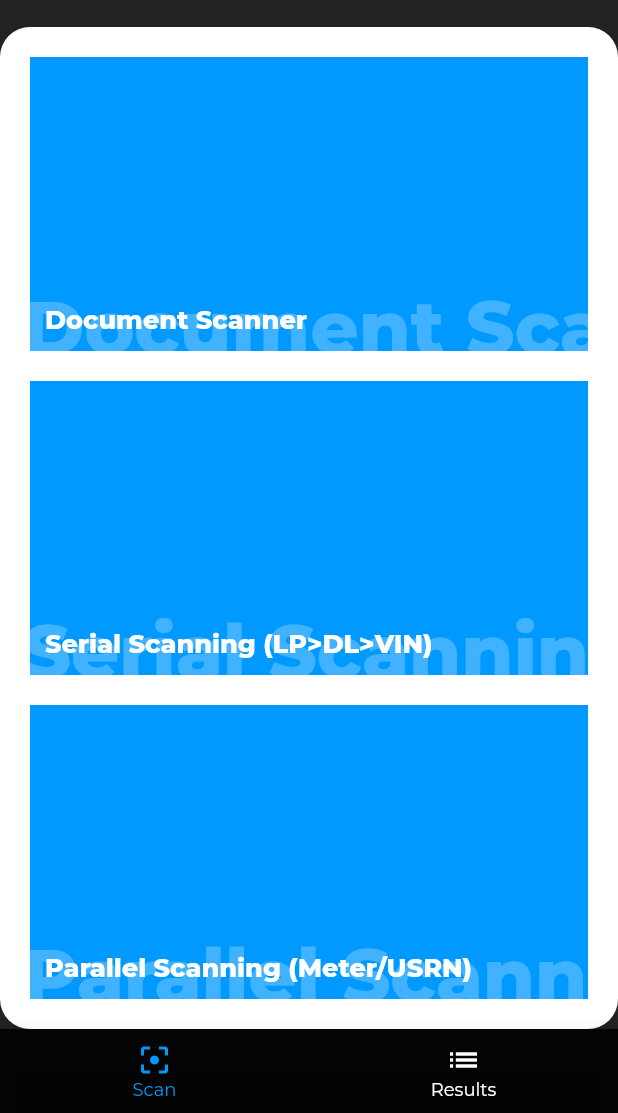
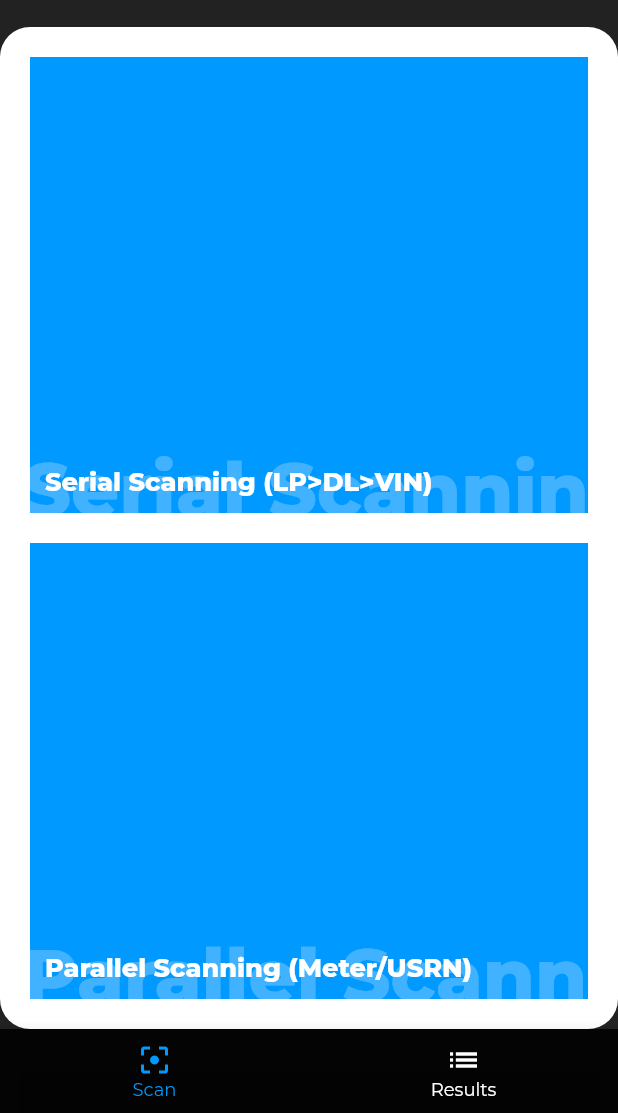
Before and after one commit to Anyline/anyline-ocr-flutter-module, a Flutter app: the screen it shows after launch, after a tap on "Other", on a phone screen of 412 x 824 dp, the part 123-1236 px from its top. Run offline on Flutter 3.47's test engine with Material 2 defaults, Android fonts, the phone set to English and light mode, and no system bars; our stand-ins replace google_fonts, permission_handler, photo_view, shared_preferences; project files that could hold a hidden picture were left out.

Commit message:
Remove Document Scanner from Other

```diff
--- a/example/lib/home.dart
+++ b/example/lib/home.dart
@@ -501,12 +501,6 @@ class _HomeState extends State<Home> {
         child: Column(
           children: [
             ScanButton(
-              text: 'Document Scanner',
-              onPressed: () {
-                scan(ScanMode.Document);
-              },
-            ),
-            ScanButton(
               text: 'Serial Scanning (LP>DL>VIN)',
               onPressed: () {
                 scan(ScanMode.SerialScanning);
```
